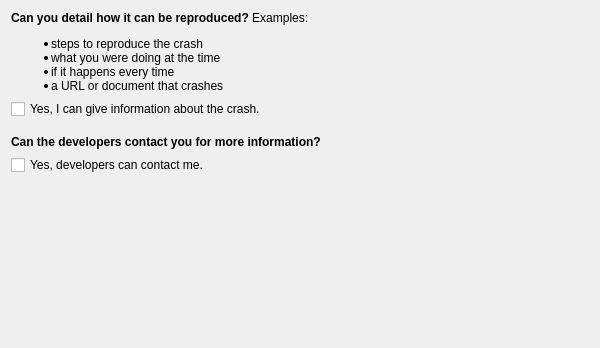
Old version of the form drkonqi/ui/assistantpage_bugawareness.ui in the repository KDE/kde-runtime.
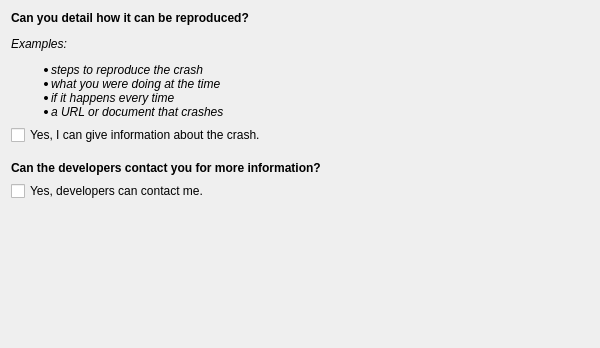
New version of the form.

Commit message: Don't mix kuit and html tags. Use only html tags here.

```diff
--- a/drkonqi/ui/assistantpage_bugawareness.ui
+++ b/drkonqi/ui/assistantpage_bugawareness.ui
@@ -14,7 +14,7 @@
    <item row="0" column="0">
     <widget class="QLabel" name="m_detailLabel">
      <property name="text">
-      <string comment="@info refers to 'if you can give detailed information'">&lt;para&gt;&lt;b&gt;Can you detail how it can be reproduced?&lt;/b&gt;&lt;/para&gt;&lt;/br&gt;&lt;para&gt;&lt;emphasis&gt; Examples: &lt;ul&gt;&lt;li&gt;steps to reproduce the crash&lt;/li&gt; &lt;li&gt;what you were doing at the time&lt;/li&gt; &lt;li&gt;if it happens every time&lt;/li&gt; &lt;li&gt;a URL or document that crashes&lt;/li&gt;&lt;/emphasis&gt;&lt;/para&gt;</string>
+      <string comment="@info">&lt;p&gt;&lt;b&gt;Can you detail how it can be reproduced?&lt;/b&gt;&lt;/p&gt;&lt;p&gt;&lt;i&gt; Examples: &lt;ul&gt;&lt;li&gt;steps to reproduce the crash&lt;/li&gt; &lt;li&gt;what you were doing at the time&lt;/li&gt; &lt;li&gt;if it happens every time&lt;/li&gt; &lt;li&gt;a URL or document that crashes&lt;/li&gt;&lt;/i&gt;&lt;/p&gt;</string>
      </property>
      <property name="wordWrap">
       <bool>true</bool>
@@ -47,7 +47,7 @@
    <item row="3" column="0">
     <widget class="QLabel" name="m_developersCanContactReporterLabel">
      <property name="text">
-      <string comment="@info">&lt;para&gt;&lt;b&gt;Can the developers contact you for more information?&lt;/b&gt;&lt;/para&gt;</string>
+      <string comment="@info">&lt;p&gt;&lt;b&gt;Can the developers contact you for more information?&lt;/b&gt;&lt;/p&gt;</string>
      </property>
      <property name="wordWrap">
       <bool>true</bool>
```
